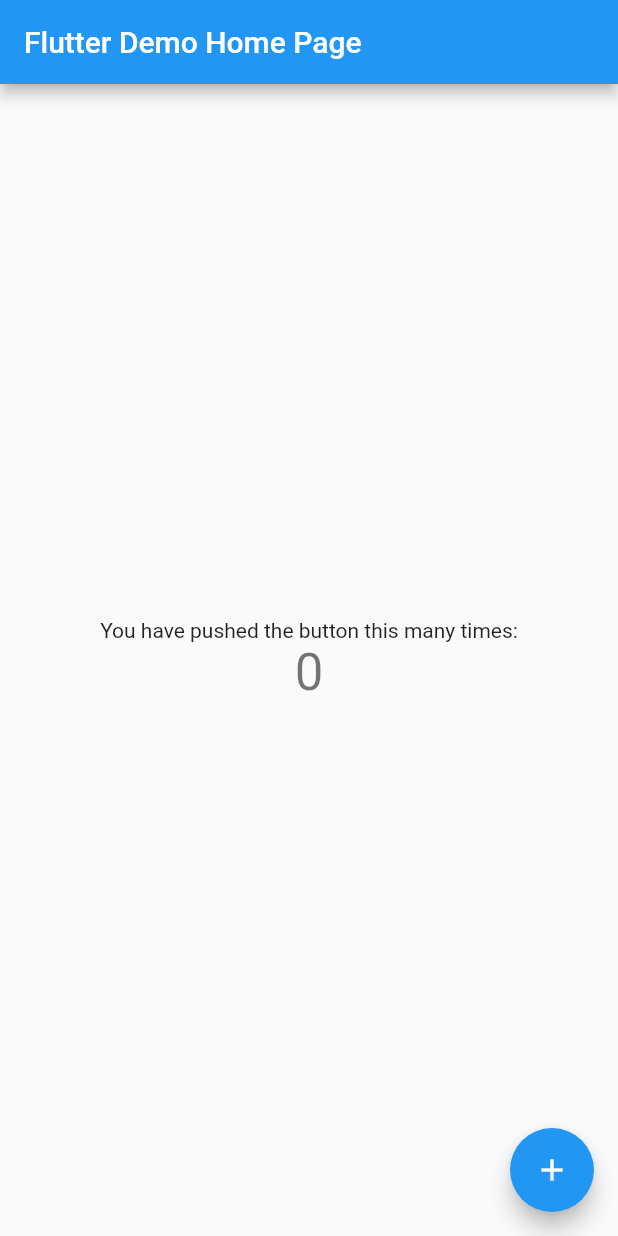
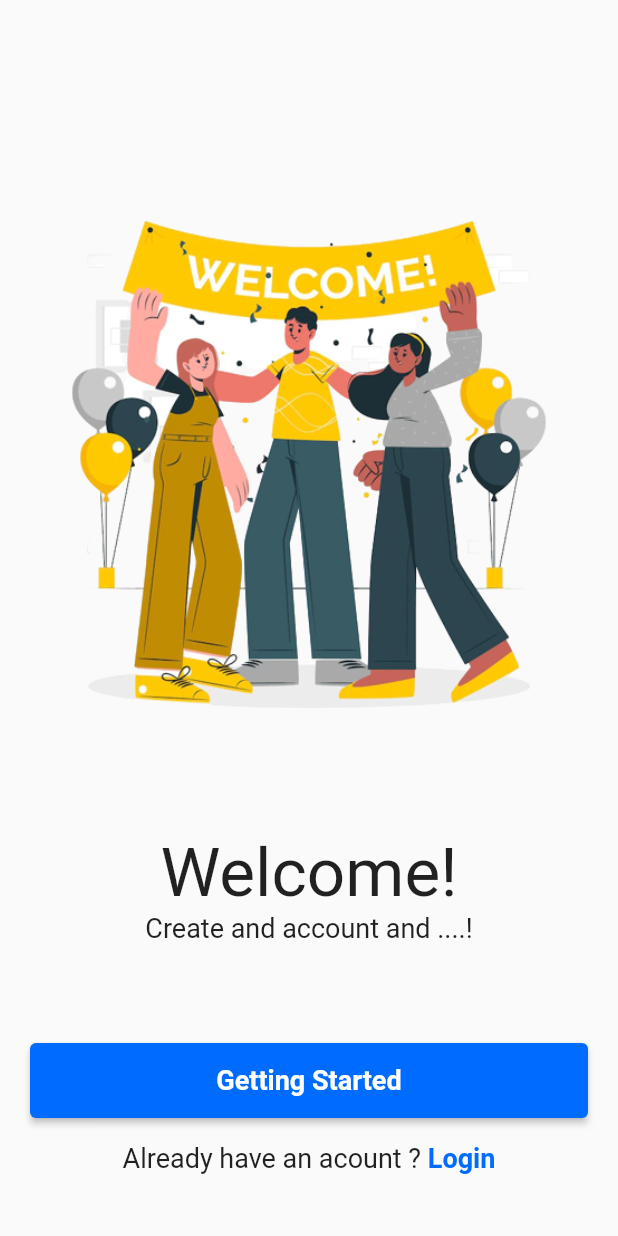
Before and after one commit to Care-X/carex, a Flutter app: the screen it shows after launch, on a phone screen of 412 x 824 dp. Run offline on Flutter 3.47's test engine with Material 2 defaults, Android fonts, the phone set to English and light mode, and no system bars.

Commit message:
Create 'welcome_page' rough structure

```diff
--- a/lib/main.dart
+++ b/lib/main.dart
@@ -1,8 +1,8 @@
+import 'package:carex/screens/welcome/welcome_page.dart';
 import 'package:flutter/material.dart';
+import 'package:carex/theme/colors.dart';
 
-void main() {
-  runApp(const MyApp());
-}
+void main() => runApp(const MyApp());
 
 class MyApp extends StatelessWidget {
   const MyApp({Key? key}) : super(key: key);
@@ -11,105 +11,9 @@
   @override
   Widget build(BuildContext context) {
     return MaterialApp(
-      title: 'Flutter Demo',
-      theme: ThemeData(
-        // This is the theme of your application.
-        //
-        // Try running your application with "flutter run". You'll see the
-        // application has a blue toolbar. Then, without quitting the app, try
-        // changing the primarySwatch below to Colors.green and then invoke
-        // "hot reload" (press "r" in the console where you ran "flutter run",
-        // or simply save your changes to "hot reload" in a Flutter IDE).
-        // Notice that the counter didn't reset back to zero; the application
-        // is not restarted.
-        primarySwatch: Colors.blue,
-      ),
-      home: const MyHomePage(title: 'Flutter Demo Home Page'),
+      debugShowCheckedModeBanner: true,
+      title: 'CareX',
+      home: WelcomePage(),
     );
   }
 }
-
-class MyHomePage extends StatefulWidget {
-  const MyHomePage({Key? key, required this.title}) : super(key: key);
-
-  // This widget is the home page of your application. It is stateful, meaning
-  // that it has a State object (defined below) that contains fields that affect
-  // how it looks.
-
-  // This class is the configuration for the state. It holds the values (in this
-  // case the title) provided by the parent (in this case the App widget) and
-  // used by the build method of the State. Fields in a Widget subclass are
-  // always marked "final".
-
-  final String title;
-
-  @override
-  State<MyHomePage> createState() => _MyHomePageState();
-}
-
-class _MyHomePageState extends State<MyHomePage> {
-  int _counter = 0;
-
-  void _incrementCounter() {
-    setState(() {
-      // This call to setState tells the Flutter framework that something has
-      // changed in this State, which causes it to rerun the build method below
-      // so that the display can reflect the updated values. If we changed
-      // _counter without calling setState(), then the build method would not be
-      // called again, and so nothing would appear to happen.
-      _counter++;
-    });
-  }
-
-  @override
-  Widget build(BuildContext context) {
-    // This method is rerun every time setState is called, for instance as done
-    // by the _incrementCounter method above.
-    //
-    // The Flutter framework has been optimized to make rerunning build methods
-    // fast, so that you can just rebuild anything that needs updating rather
-    // than having to individually change instances of widgets.
-    return Scaffold(
-      appBar: AppBar(
-        // Here we take the value from the MyHomePage object that was created by
-        // the App.build method, and use it to set our appbar title.
-        title: Text(widget.title),
-      ),
-      body: Center(
-        // Center is a layout widget. It takes a single child and positions it
-        // in the middle of the parent.
-        child: Column(
-          // Column is also a layout widget. It takes a list of children and
-          // arranges them vertically. By default, it sizes itself to fit its
-          // children horizontally, and tries to be as tall as its parent.
-          //
-          // Invoke "debug painting" (press "p" in the console, choose the
-          // "Toggle Debug Paint" action from the Flutter Inspector in Android
-          // Studio, or the "Toggle Debug Paint" command in Visual Studio Code)
-          // to see the wireframe for each widget.
-          //
-          // Column has various properties to control how it sizes itself and
-          // how it positions its children. Here we use mainAxisAlignment to
-          // center the children vertically; the main axis here is the vertical
-          // axis because Columns are vertical (the cross axis would be
-          // horizontal).
-          mainAxisAlignment: MainAxisAlignment.center,
-          children: <Widget>[
-            const Text(
-              'You have pushed the button this many times:',
-            ),
-            Text(
-              '$_counter',
-              style: Theme.of(context).textTheme.headline4,
-            ),
-          ],
-        ),
-      ),
-      floatingActionButton: FloatingActionButton(
-        onPressed: _incrementCounter,
-        tooltip: 'Increment',
-        child: const Icon(Icons.add),
-      ), // This trailing comma makes auto-formatting nicer for build methods.
-    );
-  }
-}
--- /dev/null
+++ b/lib/screens/welcome/welcome_page.dart
@@ -0,0 +1,106 @@
+import 'package:carex/theme/colors.dart';
+import 'package:flutter/material.dart';
+
+class WelcomePage extends StatefulWidget {
+  const WelcomePage({Key? key}) : super(key: key);
+
+  @override
+  _WelcomePageState createState() => _WelcomePageState();
+}
+
+class _WelcomePageState extends State<WelcomePage> {
+  @override
+  Widget build(BuildContext context) {
+    final Size size = MediaQuery.of(context).size;
+
+    return Scaffold(
+      body: SingleChildScrollView(
+        child: Container(
+          width: size.width,
+          height: size.height,
+          padding: EdgeInsets.only(
+              left: 20,
+              right: 20,
+              bottom: size.height * 0.05,
+              top: size.height * 0.05),
+          child: Column(
+            crossAxisAlignment: CrossAxisAlignment.center,
+            mainAxisAlignment: MainAxisAlignment.spaceBetween,
+            children: [
+              Column(
+                mainAxisAlignment: MainAxisAlignment.end,
+                children: [
+                  SizedBox(
+                    height: size.height * 0.1,
+                  ),
+                  const Image(
+                    image: AssetImage(
+                      'assets/images/welcome.png',
+                    ),
+                    fit: BoxFit.fill,
+                  ),
+                ],
+              ),
+              Column(
+                mainAxisAlignment: MainAxisAlignment.end,
+                children: [
+                  const Text(
+                    "Welcome!",
+                    style: TextStyle(
+                      fontSize: 45.0,
+                    ),
+                  ),
+                  const Text(
+                    "Create and account and ....!",
+                    style: TextStyle(
+                      fontSize: 18.0,
+                    ),
+                  ),
+                  SizedBox(
+                    height: size.height * 0.08,
+                  ),
+                  ElevatedButton(
+                    onPressed: () {},
+                    style: ElevatedButton.styleFrom(
+                      minimumSize: const Size.fromHeight(50),
+                      primary: AppColors.skyBlue// NEW
+                    ),
+                    child: const Text(
+                      "Getting Started",
+                      style: TextStyle(
+                        fontSize: 18.0,
+                        fontWeight: FontWeight.w600,
+                      ),
+                    ),
+                  ),
+                  SizedBox(
+                    height: size.height * 0.02,
+                  ),
+                  Row(
+                    mainAxisAlignment: MainAxisAlignment.center,
+                    children: const [
+                      Text(
+                        "Already have an acount ? ",
+                        style: TextStyle(
+                          fontSize: 18.0,
+                        ),
+                      ),
+                      Text(
+                        "Login",
+                        style: TextStyle(
+                          fontSize: 18.0,
+                          fontWeight: FontWeight.w600,
+                          color: AppColors.skyBlue,
+                        ),
+                      ),
+                    ],
+                  )
+                ],
+              ),
+            ],
+          ),
+        ),
+      ),
+    );
+  }
+}
--- /dev/null
+++ b/lib/theme/colors.dart
@@ -0,0 +1,12 @@
+import 'package:flutter/material.dart';
+
+@immutable
+class AppColors {
+  //Main Colors
+  static const Color white = Color(0xFFFAFAFA);
+  static const Color skyBlue = Color(0xFF006BFF);
+  static const Color black = Color(0xFF050505);
+  static const Color darkBlue = Color(0xFF0D0E1C);
+
+  //Other ColorsS
+}
--- a/pubspec.yaml
+++ b/pubspec.yaml
@@ -62,6 +62,10 @@
   #   - images/a_dot_burr.jpeg
   #   - images/a_dot_ham.jpeg
 
+  assets:
+    - assets/icons/
+    - assets/images/
+
   # An image asset can refer to one or more resolution-specific "variants", see
   # https://flutter.dev/assets-and-images/#resolution-aware
 
```
Also changed, not shown: assets/icons/facebook.png (added), assets/icons/google.png (added), assets/images/welcome.png (added).
